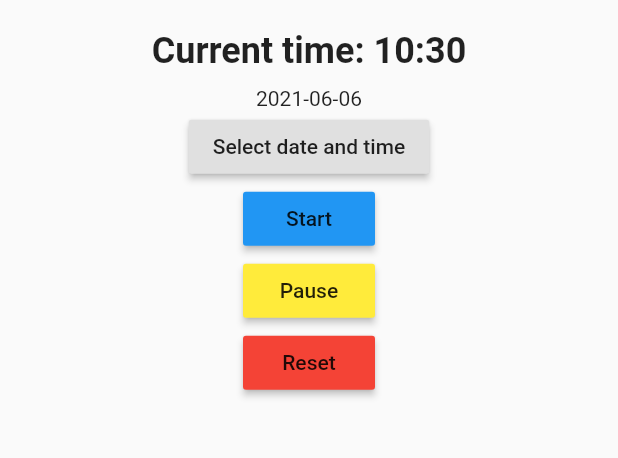
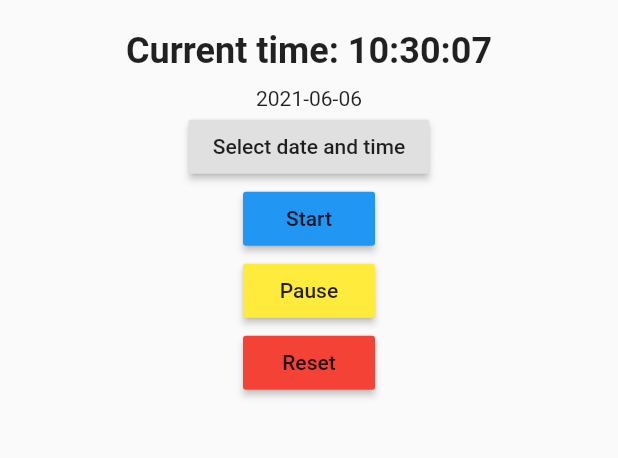
Before and after one commit to ravikesh4/countdown, a Flutter app: the screen it shows after launch, on a phone screen of 412 x 824 dp, the part 565-1023 px from its top. Run offline on Flutter 3.47's test engine with Material 2 defaults, Android fonts, the phone set to English and light mode, and no system bars; our stand-ins replace flutter_datetime_picker.

Commit message:
done-widthout-bloc

```diff
--- a/lib/home_page.dart
+++ b/lib/home_page.dart
@@ -22,7 +22,7 @@ class _MyHomePageState extends State<MyHomePage> {
     super.initState();
     Timer.periodic(Duration(seconds: 1), (timer) {
       setState(() {
-        formattedDate = DateFormat('kk:mm').format(DateTime.now());
+        formattedDate = DateFormat('kk:mm:ss').format(DateTime.now());
       });
     });
   }
```
